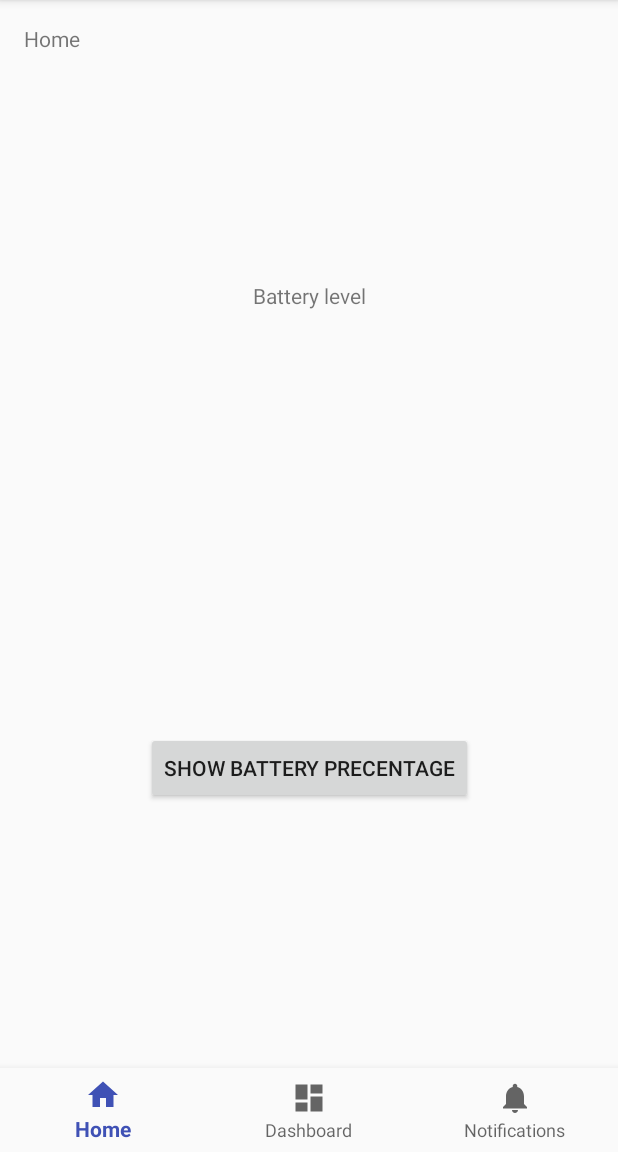
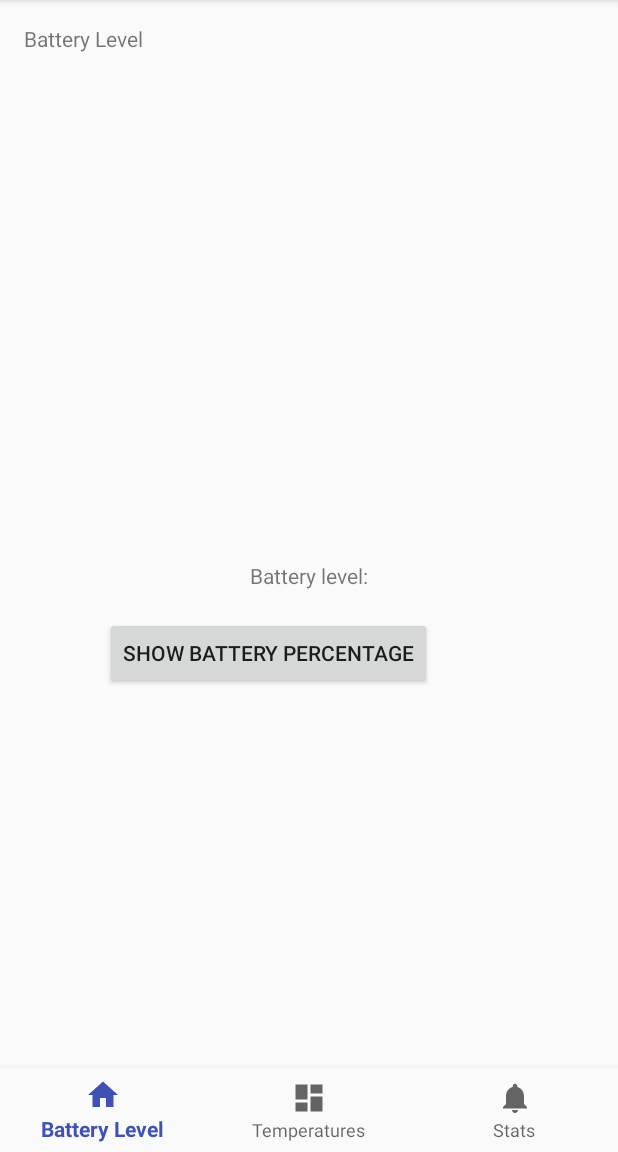
Before and after one commit to BalioFVFX/Phone-Status, an Android app: the screen it shows after launch (MainActivity), on a phone screen of 412 x 824 dp, the part 84-1236 px from its top. Run offline under Robolectric (Android 15) with nearby library versions, the phone set to English and light mode, and no system bars.

Commit message:
Every bottom navigation bar has its own fragment.

```diff
--- a/app/build.gradle
+++ b/app/build.gradle
@@ -9,7 +9,7 @@ android {
         versionCode 1
         versionName "1.0"
         testInstrumentationRunner "android.support.test.runner.AndroidJUnitRunner"
-        vectorDrawables.useSupportLibrary= true
+        vectorDrawables.useSupportLibrary = true
     }
     buildTypes {
         release {
@@ -25,6 +25,7 @@ dependencies {
     implementation 'com.android.support:design:26.1.0'
     implementation 'com.android.support.constraint:constraint-layout:1.0.2'
     implementation 'com.android.support:support-vector-drawable:26.1.0'
+    implementation 'com.android.support:support-v4:26.1.0'
     testImplementation 'junit:junit:4.12'
     androidTestImplementation 'com.android.support.test:runner:1.0.1'
     androidTestImplementation 'com.android.support.test.espresso:espresso-core:3.0.1'
--- /dev/null
+++ b/app/src/main/java/com/example/baliofvfx/phonestatus/BatteryLevelFragment.java
@@ -0,0 +1,47 @@
+package com.example.baliofvfx.phonestatus;
+
+import android.content.Context;
+import android.os.Bundle;
+import android.support.annotation.Nullable;
+import android.support.v4.app.Fragment;
+import android.view.LayoutInflater;
+import android.view.View;
+import android.view.ViewGroup;
+import android.widget.Button;
+import android.widget.TextView;
+import android.widget.Toast;
+
+import org.w3c.dom.Text;
+
+
+public class BatteryLevelFragment extends Fragment {
+
+
+    private TextView batteryLevelTextView;
+    private BatteryStatus batteryStatus = new BatteryStatus();
+
+
+
+
+    @Override
+    public void onViewCreated(View view, @Nullable Bundle savedInstanceState) {
+        super.onViewCreated(view, savedInstanceState);
+        batteryLevelTextView = (TextView)view.findViewById(R.id.batteryLevelTextViewID);
+    }
+
+    @Override
+    public View onCreateView(LayoutInflater inflater, ViewGroup container,
+                             Bundle savedInstanceState) {
+        View view = inflater.inflate(R.layout.fragment_battery_level, container, false);
+
+        final Button button = view.findViewById(R.id.buttonTestId);
+        button.setOnClickListener(new View.OnClickListener() {
+            public void onClick(View v) {
+                batteryStatus.testFunction(getContext(), batteryLevelTextView);
+            }
+        });
+
+        return view;
+    }
+
+}
--- a/app/src/main/java/com/example/baliofvfx/phonestatus/BatteryStatus.java
+++ b/app/src/main/java/com/example/baliofvfx/phonestatus/BatteryStatus.java
@@ -14,7 +14,6 @@ import android.widget.Toast;
 
 public class BatteryStatus {
 
-    private TextView batteryTextView ;
 
     public void testFunction(Context context, TextView batteryTextView){
 
--- a/app/src/main/java/com/example/baliofvfx/phonestatus/MainActivity.java
+++ b/app/src/main/java/com/example/baliofvfx/phonestatus/MainActivity.java
@@ -1,21 +1,17 @@
 package com.example.baliofvfx.phonestatus;
 
-import android.content.Context;
 import android.os.Bundle;
 import android.support.annotation.NonNull;
 import android.support.design.widget.BottomNavigationView;
 import android.support.v7.app.AppCompatActivity;
 import android.view.MenuItem;
-import android.view.View;
-import android.widget.TextView;
+
 
 public class MainActivity extends AppCompatActivity {
 
-    private TextView batteryTextView;
-    private TextView mTextMessage;
-    BatteryStatus battery = new BatteryStatus();
-    private Context context = MainActivity.this;
-
+    BatteryLevelFragment batteryLevelFragment = new BatteryLevelFragment();
+    TemperaturesFragment temperaturesFragment = new TemperaturesFragment();
+    StatsFragment statsFragment = new StatsFragment();
 
 
     private BottomNavigationView.OnNavigationItemSelectedListener mOnNavigationItemSelectedListener
@@ -25,31 +21,25 @@ public class MainActivity extends AppCompatActivity {
         public boolean onNavigationItemSelected(@NonNull MenuItem item) {
             switch (item.getItemId()) {
                 case R.id.navigation_home:
-                    mTextMessage.setText(R.string.title_home);
+                    getSupportFragmentManager().beginTransaction().replace(R.id.MainActivityId,batteryLevelFragment).commit();
                     return true;
                 case R.id.navigation_dashboard:
-                    mTextMessage.setText(R.string.title_dashboard);
+                    getSupportFragmentManager().beginTransaction().replace(R.id.MainActivityId, temperaturesFragment).commit();
                     return true;
                 case R.id.navigation_notifications:
-                    mTextMessage.setText(R.string.title_notifications);
+                    getSupportFragmentManager().beginTransaction().replace(R.id.MainActivityId,statsFragment).commit();
                     return true;
             }
             return false;
         }
     };
 
-    public void showBatteryPercentage(View view){
-        battery.testFunction(context, batteryTextView);
-    }
 
     @Override
     protected void onCreate(Bundle savedInstanceState) {
         super.onCreate(savedInstanceState);
         setContentView(R.layout.activity_main);
-
-
-        batteryTextView = (TextView) findViewById(R.id.batteryText);
-        mTextMessage = (TextView) findViewById(R.id.message);
+        getSupportFragmentManager().beginTransaction().replace(R.id.MainActivityId,batteryLevelFragment).commit();
         BottomNavigationView navigation = (BottomNavigationView) findViewById(R.id.navigation);
         navigation.setOnNavigationItemSelectedListener(mOnNavigationItemSelectedListener);
 
--- /dev/null
+++ b/app/src/main/java/com/example/baliofvfx/phonestatus/StatsFragment.java
@@ -0,0 +1,19 @@
+package com.example.baliofvfx.phonestatus;
+
+import android.os.Bundle;
+import android.support.v4.app.Fragment;
+import android.view.LayoutInflater;
+import android.view.View;
+import android.view.ViewGroup;
+
+
+public class StatsFragment extends Fragment {
+
+
+    @Override
+    public View onCreateView(LayoutInflater inflater, ViewGroup container,
+                             Bundle savedInstanceState) {
+        // Inflate the layout for this fragment
+        return inflater.inflate(R.layout.fragment_stats, container, false);
+    }
+}
--- /dev/null
+++ b/app/src/main/java/com/example/baliofvfx/phonestatus/TemperaturesFragment.java
@@ -0,0 +1,20 @@
+package com.example.baliofvfx.phonestatus;
+
+
+import android.os.Bundle;
+import android.support.v4.app.Fragment;
+import android.view.LayoutInflater;
+import android.view.View;
+import android.view.ViewGroup;
+
+
+public class TemperaturesFragment extends Fragment {
+
+    @Override
+    public View onCreateView(LayoutInflater inflater, ViewGroup container,
+                             Bundle savedInstanceState) {
+        // Inflate the layout for this fragment
+        return inflater.inflate(R.layout.fragment_temperatures, container, false);
+    }
+
+}
--- a/app/src/main/res/layout/activity_main.xml
+++ b/app/src/main/res/layout/activity_main.xml
@@ -2,7 +2,7 @@
 <android.support.constraint.ConstraintLayout xmlns:android="http://schemas.android.com/apk/res/android"
     xmlns:app="http://schemas.android.com/apk/res-auto"
     xmlns:tools="http://schemas.android.com/tools"
-    android:id="@+id/container"
+    android:id="@+id/MainActivityId"
     android:layout_width="match_parent"
     android:layout_height="match_parent"
     tools:context="com.example.baliofvfx.phonestatus.MainActivity">
@@ -25,31 +25,6 @@
         app:layout_constraintBottom_toBottomOf="parent"
         app:layout_constraintLeft_toLeftOf="parent"
         app:layout_constraintRight_toRightOf="parent"
-        app:layout_constraintTop_toBottomOf="@+id/batteryButton"
         app:menu="@menu/navigation" />
 
-    <Button
-        android:id="@+id/batteryButton"
-        android:layout_width="wrap_content"
-        android:layout_height="wrap_content"
-        android:layout_marginBottom="176dp"
-        android:onClick="showBatteryPercentage"
-        android:text="Show battery precentage"
-        app:layout_constraintBottom_toTopOf="@+id/navigation"
-        app:layout_constraintEnd_toEndOf="parent"
-        app:layout_constraintStart_toStartOf="parent"
-        app:layout_constraintTop_toBottomOf="@+id/batteryText" />
-
-    <TextView
-        android:id="@+id/batteryText"
-        android:layout_width="wrap_content"
-        android:layout_height="0dp"
-        android:layout_marginBottom="25dp"
-        android:layout_marginTop="187dp"
-        android:text="Battery level"
-        app:layout_constraintBottom_toTopOf="@+id/batteryButton"
-        app:layout_constraintEnd_toEndOf="parent"
-        app:layout_constraintStart_toStartOf="parent"
-        app:layout_constraintTop_toTopOf="parent" />
-
 </android.support.constraint.ConstraintLayout>
--- /dev/null
+++ b/app/src/main/res/layout/fragment_battery_level.xml
@@ -0,0 +1,35 @@
+<RelativeLayout xmlns:android="http://schemas.android.com/apk/res/android"
+    xmlns:tools="http://schemas.android.com/tools"
+    android:layout_width="match_parent"
+    android:layout_height="match_parent"
+    tools:context="com.example.baliofvfx.phonestatus.BatteryLevelFragment">
+
+    <!-- TODO: Update blank fragment layout -->
+    <TextView
+        android:layout_width="match_parent"
+        android:layout_height="match_parent"
+        android:layout_alignParentLeft="true"
+        android:layout_alignParentStart="true"
+        android:layout_alignParentTop="true" />
+
+    <Button
+        android:id="@+id/buttonTestId"
+        android:layout_width="wrap_content"
+        android:layout_height="wrap_content"
+        android:layout_alignParentLeft="true"
+        android:layout_alignParentStart="true"
+        android:layout_alignTop="@+id/batteryLevelTextViewID"
+        android:layout_marginLeft="70dp"
+        android:layout_marginStart="70dp"
+        android:layout_marginTop="37dp"
+        android:text="Show Battery Percentage" />
+
+    <TextView
+        android:id="@+id/batteryLevelTextViewID"
+        android:layout_width="wrap_content"
+        android:layout_height="wrap_content"
+        android:layout_centerHorizontal="true"
+        android:layout_centerVertical="true"
+        android:text="Battery level:" />
+
+</RelativeLayout>
--- a/app/src/main/res/values/strings.xml
+++ b/app/src/main/res/values/strings.xml
@@ -1,6 +1,9 @@
 <resources>
     <string name="app_name">Phone Status</string>
-    <string name="title_home">Home</string>
-    <string name="title_dashboard">Dashboard</string>
-    <string name="title_notifications">Notifications</string>
+    <string name="title_home">Battery Level</string>
+    <string name="title_dashboard">Temperatures</string>
+    <string name="title_notifications">Stats</string>
+
+    <!-- TODO: Remove or change this placeholder text -->
+    <string name="hello_blank_fragment">Hello blank fragment</string>
 </resources>
```
Also changed, not shown: app/src/main/res/layout/activity_temperatures.xml (added, +9 -0 lines), app/src/main/res/layout/fragment_stats.xml (added, +24 -0 lines), app/src/main/res/layout/fragment_temperatures.xml (added, +22 -0 lines).
